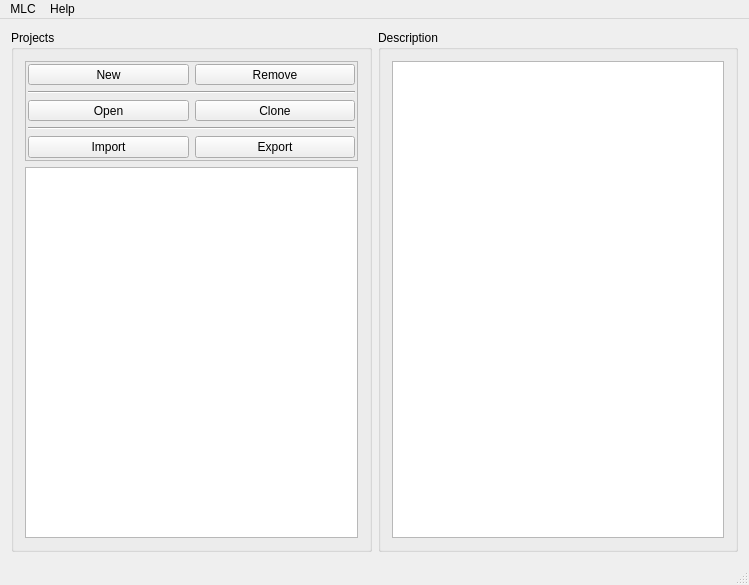
Above: MLC/GUI/Autogenerated/mlc_qtcreator/mainwindow.ui from MachineLearningControl/OpenMLC-Python before the change. Below: the same form after it.
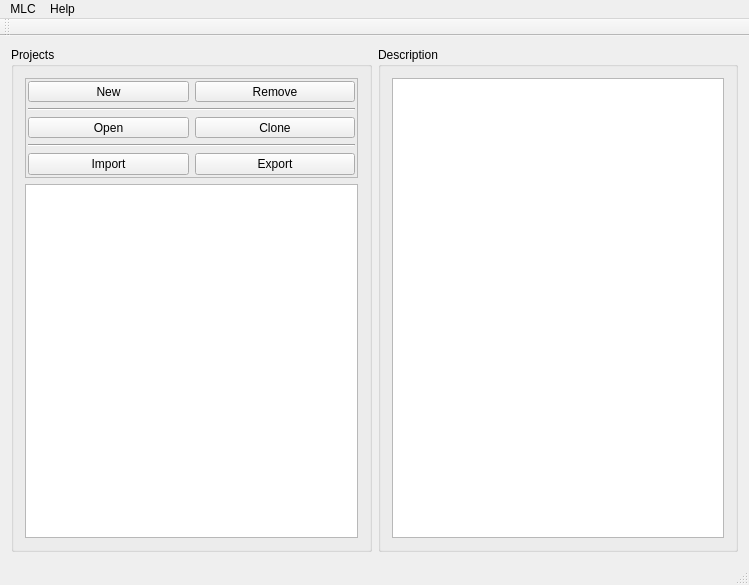
That is the form after the change.

Commit message: #62 MLC GUI about section added

The edit to the form file:
```diff
--- a/MLC/GUI/Autogenerated/mlc_qtcreator/mainwindow.ui
+++ b/MLC/GUI/Autogenerated/mlc_qtcreator/mainwindow.ui
@@ -193,6 +193,17 @@
    <addaction name="menuProperties"/>
   </widget>
   <widget class="QStatusBar" name="statusBar"/>
+  <widget class="QToolBar" name="toolBar">
+   <property name="windowTitle">
+    <string>toolBar</string>
+   </property>
+   <attribute name="toolBarArea">
+    <enum>TopToolBarArea</enum>
+   </attribute>
+   <attribute name="toolBarBreak">
+    <bool>false</bool>
+   </attribute>
+  </widget>
   <action name="menu_properties">
    <property name="text">
     <string>Properties</string>
```
Left out of the diff: 19 changed lines with no effect on the pictures. The commit also changes 5 other files.
